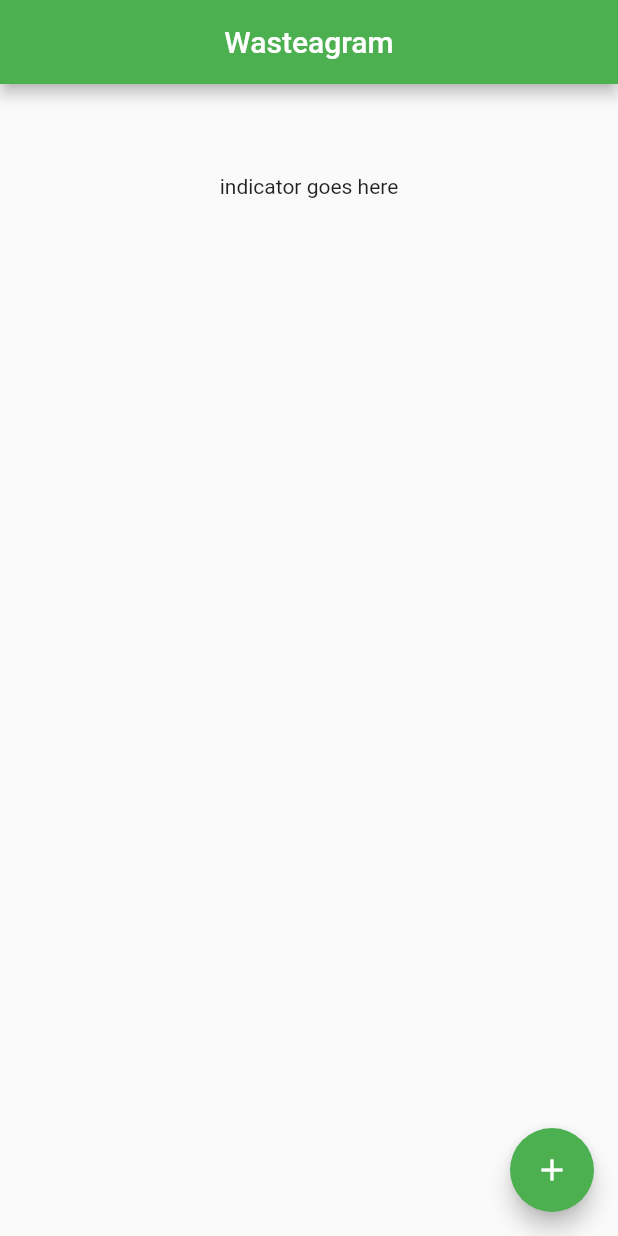
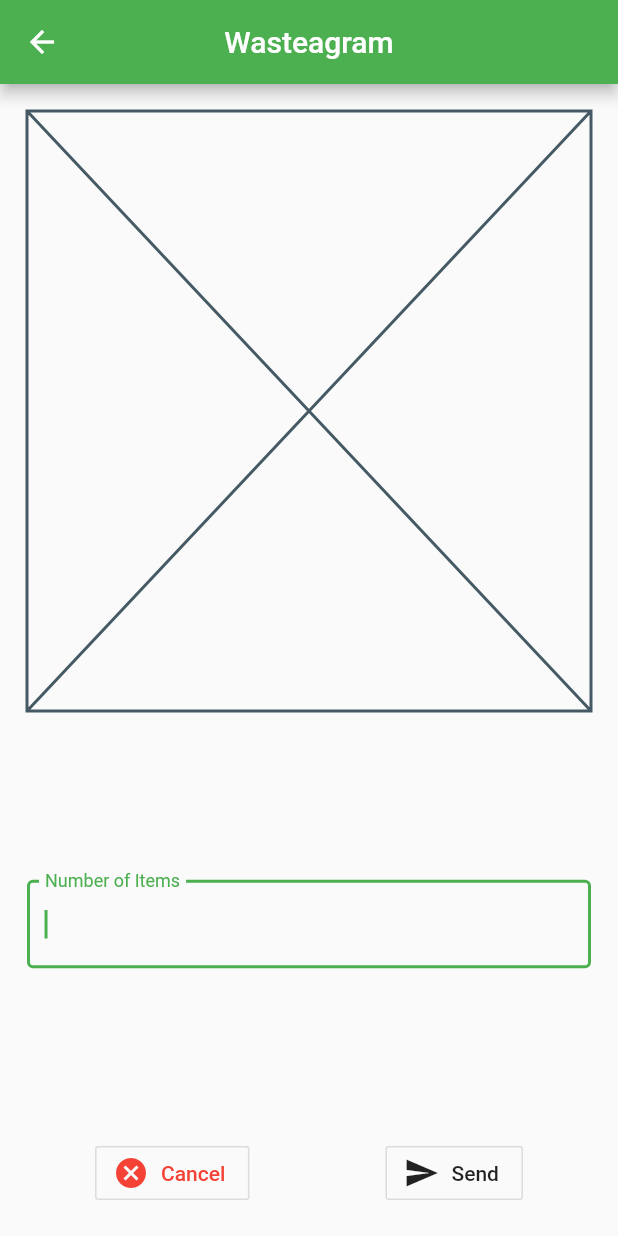
Before and after one commit to shylton/wasteagram, a Flutter app: the screen it shows after launch, after a tap on the "add" icon, on a phone screen of 412 x 824 dp. Run offline on Flutter 3.47's test engine with Material 2 defaults, Android fonts, the phone set to English and light mode, and no system bars; our stand-ins replace cloud_firestore, firebase_core, firebase_storage, image_picker, location; accounts and stored records are empty; network calls fail.

Commit message:
new entry with form stage one

```diff
--- a/lib/app.dart
+++ b/lib/app.dart
@@ -1,24 +1,30 @@
 import 'package:flutter/material.dart';
 import 'package:wasteagram/widgets/detail_page.dart';
 import 'package:wasteagram/widgets/list_page.dart';
+import 'package:wasteagram/widgets/new_entry_page.dart';
+import 'package:wasteagram/widgets/photo_picker.dart';
 import 'package:wasteagram/widgets/tab_bar_home.dart';
 
 class App extends StatelessWidget {
   // This widget is the root of the application.
   @override
   Widget build(BuildContext context) {
-    final routes = {
-      DetailPage.routeName: (context) => DetailPage(),
-      ListPage.routeName: (context) => ListPage(),
-    };
+    // final routes = {
+    //   DetailPage.routeName: (context) => DetailPage(),
+    //   ListPage.routeName: (context) => ListPage(),
+    //   PhotoPicker.routeName: (context) => PhotoPicker(),
+    //   NewEntryPage.routeName: (context) => NewEntryPage(null),
+    // };
+
     return MaterialApp(
       title: 'Wasteagram',
       theme: ThemeData(
         primarySwatch: Colors.green,
         visualDensity: VisualDensity.adaptivePlatformDensity,
       ),
-      routes: routes,
-      initialRoute: ListPage.routeName,
+      // routes: routes,
+      // initialRoute: ListPage.routeName,
+      home: ListPage(),
     );
   }
 }
--- a/lib/models/post_dto.dart
+++ b/lib/models/post_dto.dart
@@ -1,5 +1,6 @@
 import 'package:intl/intl.dart';
 
+/// DTO for post information, can only be created from a Map
 class PostDTO {
   DateTime _date;
   String _url;
--- a/lib/widgets/list_page.dart
+++ b/lib/widgets/list_page.dart
@@ -1,6 +1,7 @@
 import 'package:flutter/material.dart';
 import 'package:cloud_firestore/cloud_firestore.dart';
 import 'package:wasteagram/models/post_dto.dart';
+import 'package:wasteagram/widgets/new_entry_page.dart';
 import 'package:wasteagram/widgets/post_tile.dart';
 
 const String COLLECTION_NAME = 'posts';
@@ -53,7 +54,10 @@ class _ListPageState extends State<ListPage> {
           }),
       floatingActionButton: FloatingActionButton(
         child: const Icon(Icons.add),
-        onPressed: () {},
+        onPressed: () {
+          Navigator.push(context,
+            MaterialPageRoute(builder: (context) => NewEntryPage(null)));
+        },
       ),
     );
   }
--- /dev/null
+++ b/lib/widgets/new_entry_page.dart
@@ -0,0 +1,72 @@
+import 'dart:io';
+import 'package:flutter/material.dart';
+
+class NewEntryPage extends StatefulWidget {
+  static final routeName = 'newEntry';
+  final File _img;
+
+  NewEntryPage(this._img);
+
+  @override
+  _NewEntryPageState createState() => _NewEntryPageState();
+}
+
+class _NewEntryPageState extends State<NewEntryPage> {
+  final formKey = GlobalKey<FormState>();
+  var formData = Map();
+
+  @override
+  Widget build(BuildContext context) {
+    // on click, validate form data
+    // upload img, get url => one func
+    // then populate DTO
+    // put DTO into db
+    return Scaffold(
+      appBar: AppBar(title: Text('Wasteagram'), centerTitle: true),
+      body: Form(
+        key: formKey,
+        child: Padding(
+          padding: const EdgeInsets.all(18),
+          child: Column(
+            mainAxisAlignment: MainAxisAlignment.spaceBetween,
+            children: [
+              imageHolder(),
+              const SizedBox(height: 18.0),
+              TextFormField(
+                autofocus: true,
+                decoration: InputDecoration(
+                    labelText: 'Number of Items', border: OutlineInputBorder()),
+                validator: (value) => validateAndSave(value),
+                onSaved: (String value) => formData['qty'] = int.parse(value),
+              ),
+              const SizedBox(height: 18.0),
+              Row(mainAxisAlignment: MainAxisAlignment.spaceAround, children: [
+                OutlineButton.icon(
+                  textColor: Colors.red,
+                  icon: Icon(Icons.cancel),
+                  label: Text('Cancel'),
+                  onPressed: () {
+                    Navigator.pop(context);
+                  },
+                ),
+                OutlineButton.icon(
+                  icon: Icon(Icons.send),
+                  label: Text('Send'),
+                  onPressed: () {},
+                )
+              ])
+            ],
+          ),
+        ),
+      ),
+    );
+  }
+
+  String validateAndSave(String input) {
+    return 'invalid';
+  }
+
+  Widget imageHolder() {
+    return widget._img == null ? Placeholder() : Image.file(widget._img);
+  }
+}
--- a/lib/widgets/photo_picker.dart
+++ b/lib/widgets/photo_picker.dart
@@ -5,6 +5,8 @@ import 'package:firebase_storage/firebase_storage.dart';
 import 'package:image_picker/image_picker.dart';
 
 class PhotoPicker extends StatefulWidget {
+  static final routeName = 'photoPicker';
+
   @override
   _PhotoPickerState createState() => _PhotoPickerState();
 }
@@ -33,6 +35,7 @@ class _PhotoPickerState extends State<PhotoPicker> {
 
     ref.putFile(_image).then((res) async {
       final url = await res.ref.getDownloadURL();
+      // pass url string to form page
       print(url);
     });
   }
```
